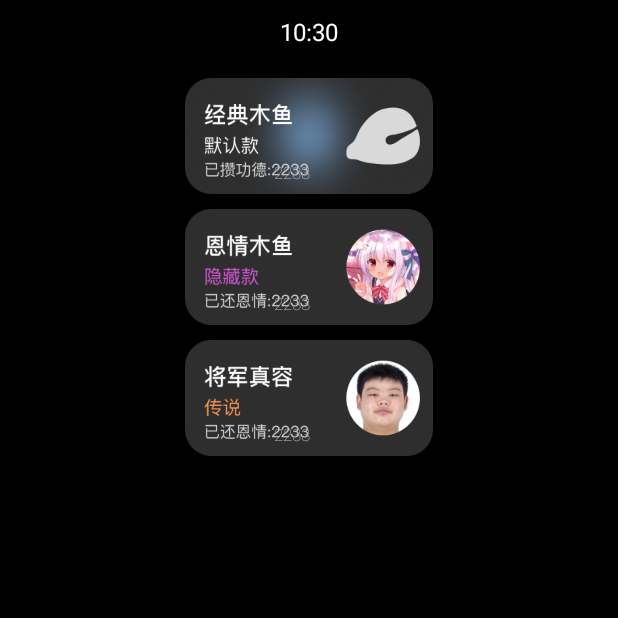
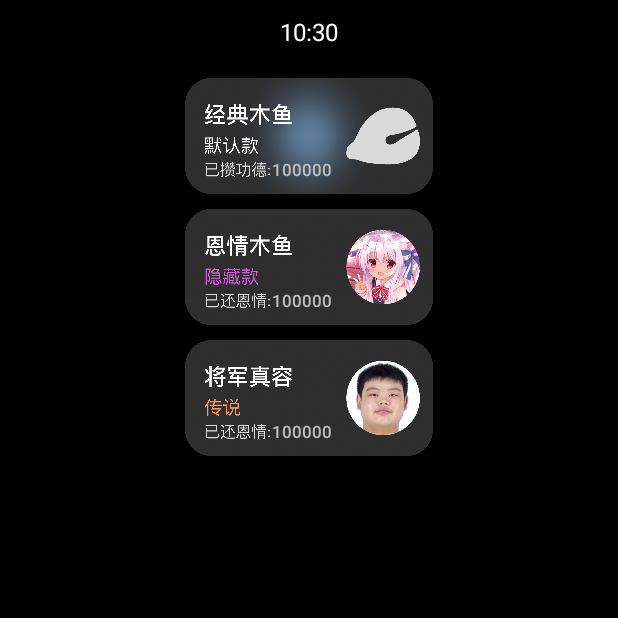
Before and after one commit to gohj99/superboniyu, an Android app built with Jetpack Compose: the HomeActivity screen opened directly, with no data from a screen before it, on a phone screen of 412 x 824 dp, the top half of it. Run offline under Robolectric (Android 15) with nearby library versions, the light colour scheme and no system bars.

Commit message:
Add Page Switching

```diff
--- a/app/src/main/AndroidManifest.xml
+++ b/app/src/main/AndroidManifest.xml
@@ -33,7 +33,7 @@
             android:name=".HomeActivity"
             android:exported="false"
             android:label="@string/title_activity_home"
-            android:theme="@style/Theme.超级木鱼" />
+            android:theme="@style/Theme.activity_home" />
 
         <activity
             android:name=".launchActivity"
--- a/app/src/main/java/com/sbrechrd/superboniyu/launchActivity.kt
+++ b/app/src/main/java/com/sbrechrd/superboniyu/launchActivity.kt
@@ -1,7 +1,6 @@
 package com.sbrechrd.superboniyu
 
 import android.app.Activity
-import android.content.Context
 import android.content.Intent
 import android.os.Bundle
 import android.os.Handler
--- /dev/null
+++ b/app/src/main/res/anim/enter_from_left.xml
@@ -0,0 +1,4 @@
+<?xml version="1.0" encoding="utf-8"?>
+<translate xmlns:android="http://schemas.android.com/apk/res/android"
+    android:fromXDelta="-100%p" android:toXDelta="0"
+    android:duration="@android:integer/config_mediumAnimTime"/>
--- /dev/null
+++ b/app/src/main/res/anim/exit_to_right.xml
@@ -0,0 +1,4 @@
+<?xml version="1.0" encoding="utf-8"?>
+<translate xmlns:android="http://schemas.android.com/apk/res/android"
+    android:fromXDelta="0" android:toXDelta="100%p"
+    android:duration="@android:integer/config_mediumAnimTime"/>
--- a/app/src/main/res/layout/activity_favor.xml
+++ b/app/src/main/res/layout/activity_favor.xml
@@ -14,7 +14,7 @@
         android:gravity="center"
         android:paddingTop="10dp"
         android:paddingBottom="5dp"
-        android:text="@string/title_activity_classic"
+        android:text="@string/title_activity_Favor"
         android:textColor="#FFFFFF"
         android:textSize="16sp" />
 
--- a/app/src/main/res/layout/activity_general.xml
+++ b/app/src/main/res/layout/activity_general.xml
@@ -14,7 +14,7 @@
         android:gravity="center"
         android:paddingTop="10dp"
         android:paddingBottom="5dp"
-        android:text="@string/title_activity_classic"
+        android:text="@string/title_activity_General"
         android:textColor="#FFFFFF"
         android:textSize="16sp" />
 
--- a/app/src/main/res/layout/activity_home.xml
+++ b/app/src/main/res/layout/activity_home.xml
@@ -1,5 +1,6 @@
 <?xml version="1.0" encoding="utf-8"?>
 <ScrollView xmlns:android="http://schemas.android.com/apk/res/android"
+    xmlns:app="http://schemas.android.com/apk/res-auto"
     xmlns:tools="http://schemas.android.com/tools"
     android:layout_width="match_parent"
     android:layout_height="match_parent"
@@ -35,19 +36,16 @@
                 android:layout_width="match_parent"
                 android:layout_height="match_parent"
                 android:background="@drawable/home_button_background_1"
-                android:gravity="center" />
+                android:fontFamily="sans-serif-medium"
+                android:gravity="fill_vertical"
+                android:paddingLeft="58dp"
+                android:paddingTop="44.6dp"
+                android:text="100000"
+                android:textAlignment="textStart"
+                android:textAllCaps="false"
+                android:textColor="#BDBDBD"
+                android:textSize="11.5sp" />
 
-            <TextView
-                android:id="@+id/Home_Button_1_textView_1"
-                android:layout_width="wrap_content"
-                android:layout_height="wrap_content"
-                android:elevation="4dp"
-                android:fontFamily="sans-serif-thin"
-                android:paddingStart="59dp"
-                android:paddingTop="55dp"
-                android:text="2233"
-                android:textColor="#C4C4C4"
-                android:textSize="11sp" />
         </FrameLayout>
 
         <FrameLayout
@@ -63,19 +61,16 @@
                 android:layout_width="match_parent"
                 android:layout_height="match_parent"
                 android:background="@drawable/home_button_background_2"
-                android:gravity="center" />
+                android:fontFamily="sans-serif-medium"
+                android:gravity="fill_vertical"
+                android:paddingLeft="58dp"
+                android:paddingTop="44.6dp"
+                android:text="100000"
+                android:textAlignment="textStart"
+                android:textAllCaps="false"
+                android:textColor="#BDBDBD"
+                android:textSize="11.5sp" />
 
-            <TextView
-                android:id="@+id/Home_Button_2_textView_2"
-                android:layout_width="wrap_content"
-                android:layout_height="wrap_content"
-                android:elevation="4dp"
-                android:fontFamily="sans-serif-thin"
-                android:paddingStart="59dp"
-                android:paddingTop="55dp"
-                android:text="2233"
-                android:textColor="#C4C4C4"
-                android:textSize="11sp" />
         </FrameLayout>
 
         <FrameLayout
@@ -91,19 +86,16 @@
                 android:layout_width="match_parent"
                 android:layout_height="match_parent"
                 android:background="@drawable/home_button_background_3"
-                android:gravity="center" />
+                android:fontFamily="sans-serif-medium"
+                android:gravity="fill_vertical"
+                android:paddingLeft="58dp"
+                android:paddingTop="44.6dp"
+                android:text="100000"
+                android:textAlignment="textStart"
+                android:textAllCaps="false"
+                android:textColor="#BDBDBD"
+                android:textSize="11.5sp" />
 
-            <TextView
-                android:id="@+id/Home_Button_3_textView_3"
-                android:layout_width="wrap_content"
-                android:layout_height="wrap_content"
-                android:elevation="4dp"
-                android:fontFamily="sans-serif-thin"
-                android:paddingStart="59dp"
-                android:paddingTop="55dp"
-                android:text="2233"
-                android:textColor="#C4C4C4"
-                android:textSize="11sp" />
         </FrameLayout>
 
         <View
--- a/app/src/main/res/values/themes.xml
+++ b/app/src/main/res/values/themes.xml
@@ -3,6 +3,11 @@
 
     <style name="Theme.超级木鱼" parent="android:Theme.Material.Light.NoActionBar">
         <item name="android:windowBackground">#000000</item> <!-- 这一行将背景色设为黑色 -->
+    </style>
+
+    <style name="Theme.activity_home" parent="android:Theme.Material.Light.NoActionBar">
+        <item name="android:windowBackground">#000000</item> <!-- 这一行将背景色设为黑色 -->
+        <item name="android:windowSwipeToDismiss">false</item> <!-- 禁止滑动退出 -->
     </style>
 
     <style name="AppTheme.Launcher" parent="Theme.AppCompat.Light.NoActionBar">
```
Also changed, not shown: app/src/main/java/com/sbrechrd/superboniyu/ClassicActivity.kt (+15 -3 lines), app/src/main/java/com/sbrechrd/superboniyu/HomeActivity.kt (+127 -8 lines), app/src/main/res/drawable/home_button_background_1.png, app/src/main/res/drawable/home_button_background_1_select.png (added), app/src/main/res/drawable/home_button_background_2.png, app/src/main/res/drawable/home_button_background_2_select.png (added), app/src/main/res/drawable/home_button_background_3.png, app/src/main/res/drawable/home_button_background_3_select.png (added).
